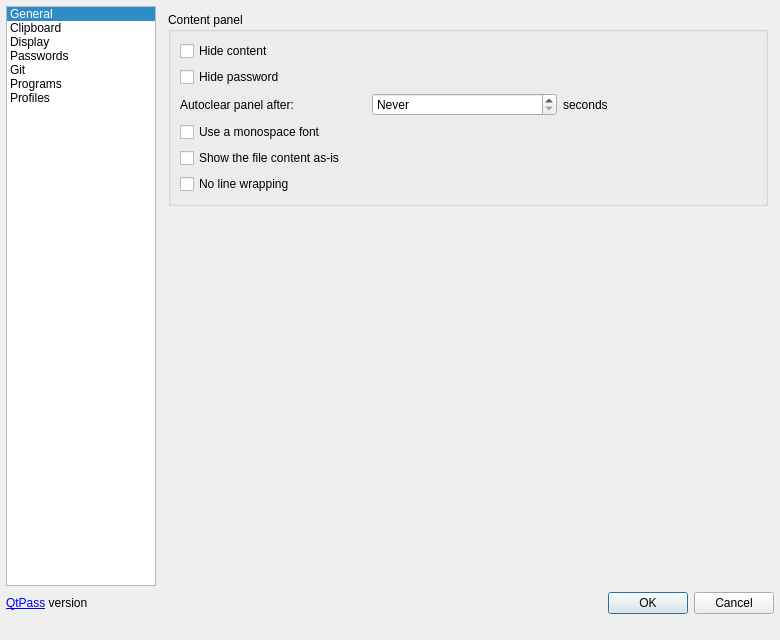
Before: the Qt Designer form src/configdialog.ui in IJHack/QtPass, drawn with Qt 5.
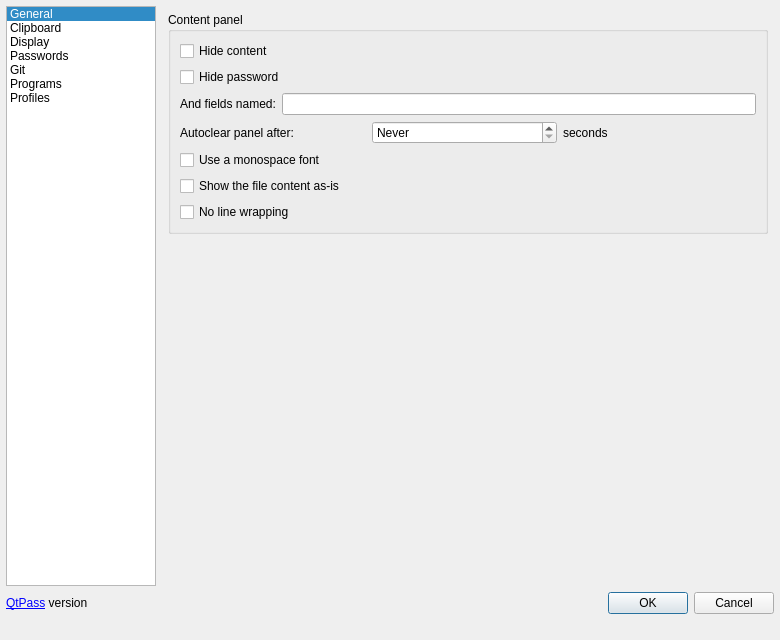
After: the same form once the commit is applied. The open tabs and pages were chosen to show the change. Icons and pictures are not drawn.

Commit message: Display: hide the secret fields with the password (#2054)

```diff
--- a/src/configdialog.ui
+++ b/src/configdialog.ui
@@ -459,6 +459,27 @@
                   </property>
                  </widget>
                 </item>
+                <item>
+                 <layout class="QHBoxLayout" name="layoutSecretFields">
+                  <item>
+                   <widget class="QLabel" name="labelSecretFields">
+                    <property name="text">
+                     <string>And fields named:</string>
+                    </property>
+                    <property name="buddy">
+                     <cstring>lineEditSecretFields</cstring>
+                    </property>
+                   </widget>
+                  </item>
+                  <item>
+                   <widget class="QLineEdit" name="lineEditSecretFields">
+                    <property name="toolTip">
+                     <string>Fields hidden behind the eye button together with the password, separated by commas. A name counts when it holds one of these as whole words, in any case: "key" hides "API key", not "keyboard". Left empty, the usual set comes back.</string>
+                    </property>
+                   </widget>
+                  </item>
+                 </layout>
+                </item>
                 <item>
                  <layout class="QHBoxLayout" name="horizontalLayout_7">
                   <item>
```
Left out of the diff: 2 changed lines with no effect on the pictures. The commit also changes 14 other files.
